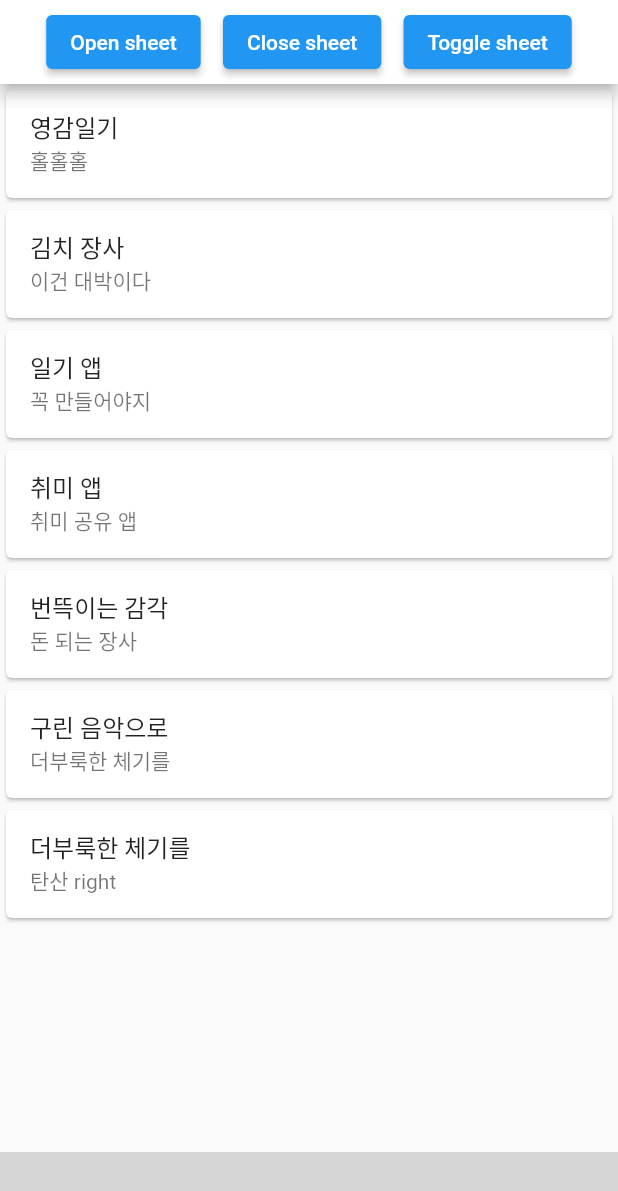
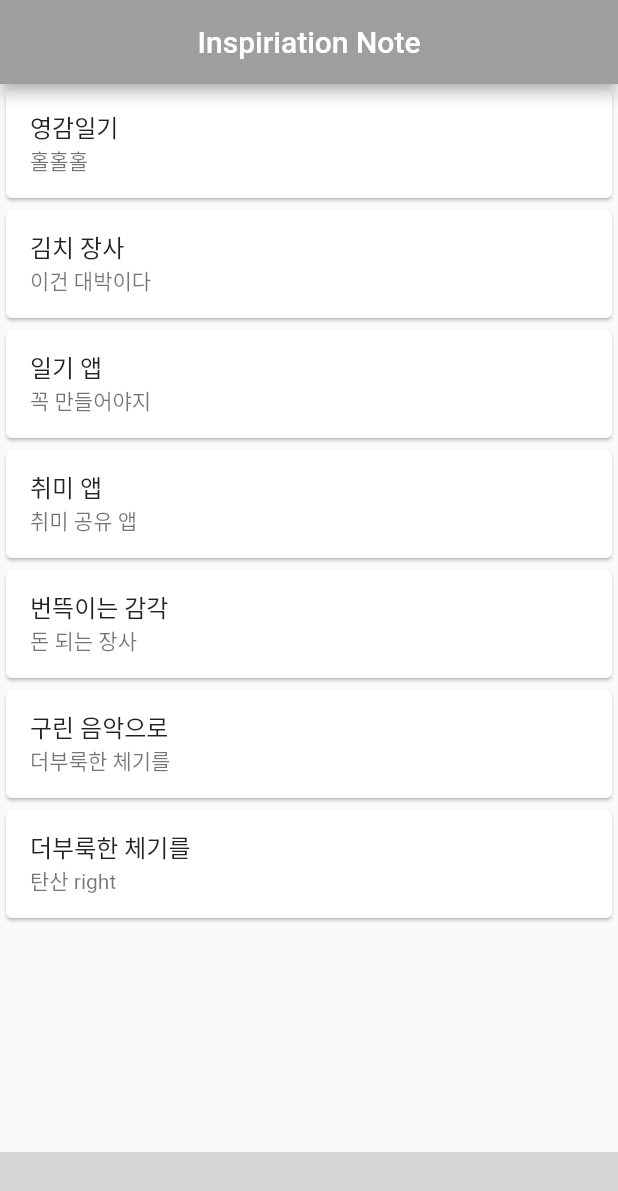
Before and after one commit to RootPark/InsNote, a Flutter app: the screen it shows after launch, on a phone screen of 412 x 824 dp. Shown: the top 1191 px of the screen. Run offline on Flutter 3.47's test engine with Material 2 defaults, Android fonts, the phone set to English and light mode, and no system bars; missing offline and left inert: bottom_bar_with_sheet; statements that could not run were skipped; grey boxes are pictures that could not be loaded.

Commit message:
app bar style change

```diff
--- a/ins_note/lib/main.dart
+++ b/ins_note/lib/main.dart
@@ -14,7 +14,7 @@ class MyApp extends StatelessWidget {
       debugShowCheckedModeBanner: false,
       theme: ThemeData(
         iconTheme: const IconThemeData(
-          color: Colors.blue,
+          color: Colors.amberAccent,
         ),
       ),
       home: const MyHomePage(),
@@ -58,28 +58,12 @@ class _MyHomePageState extends State<MyHomePage>{
   @override
   Widget build(BuildContext context) {
     return Scaffold(
-      backgroundColor: Colors.grey[700],
+      backgroundColor: Colors.white,
       appBar: AppBar(
-        backgroundColor: Colors.white,
+        backgroundColor: Colors.grey,
         centerTitle: true,
         automaticallyImplyLeading: false,
-        title: Row(
-          mainAxisAlignment: MainAxisAlignment.spaceEvenly,
-          children: [
-            ElevatedButton(
-              onPressed: () => _bottomBarController.openSheet(),
-              child: const Text('Open sheet'),
-            ),
-            ElevatedButton(
-              onPressed: () => _bottomBarController.closeSheet(),
-              child: const Text('Close sheet'),
-            ),
-            ElevatedButton(
-              onPressed: () => _bottomBarController.toggleSheet(),
-              child: const Text('Toggle sheet'),
-            ),
-          ],
-        ),
+        title: Text('Inspiriation Note'),
       ),
       body: SafeArea(
         child: _widgetOptions.elementAt(_selectedIndex),
@@ -90,7 +74,7 @@ class _MyHomePageState extends State<MyHomePage>{
           mainButtonPosition: MainButtonPosition.middle,
           decoration: BoxDecoration(
             color: Colors.white,
-            borderRadius: BorderRadius.vertical(top: Radius.circular(25)),
+            borderRadius: BorderRadius.vertical(top: Radius.circular(10)),
           ),
           itemIconColor: Colors.grey,
           itemTextStyle: TextStyle(
@@ -98,7 +82,7 @@ class _MyHomePageState extends State<MyHomePage>{
             fontSize: 10.0,
           ),
           selectedItemTextStyle: TextStyle(
-            color: Colors.blue,
+            color: Colors.yellow,
             fontSize: 10.0,
           ),
         ),
@@ -165,8 +149,6 @@ class _MyHomePageState extends State<MyHomePage>{
         ),
         items: const [
 
-          //BottomBarWithSheetItem(icon: Icons.shopping_cart),
-          //BottomBarWithSheetItem(icon: Icons.settings),
           BottomBarWithSheetItem(icon: Icons.sticky_note_2_outlined),
           BottomBarWithSheetItem(icon: Icons.settings),
 
```
